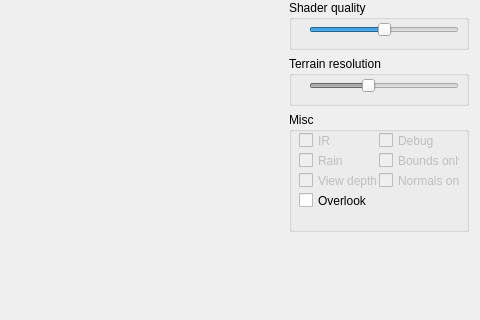
Before: the Qt Designer form VirtualPilot/Source/VirtualPilot.ui in Jango73/VirtualPilot, drawn with Qt 5; both pictures show x 639 to 1119 and y 215 to 535 of the 1119 by 737 pixel window.
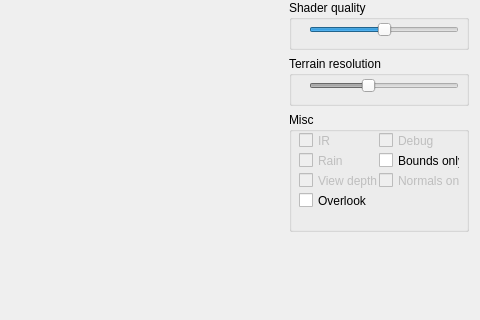
After: the same form once the commit is applied.

Commit message: Add bounds only

Diff of the .ui file:
```diff
--- a/VirtualPilot/Source/VirtualPilot.ui
+++ b/VirtualPilot/Source/VirtualPilot.ui
@@ -317,7 +317,7 @@
         </widget>
         <widget class="QCheckBox" name="m_chkBoundsOnly">
          <property name="enabled">
-          <bool>false</bool>
+          <bool>true</bool>
          </property>
          <property name="geometry">
           <rect>
```
The commit also changes 2 other files.
